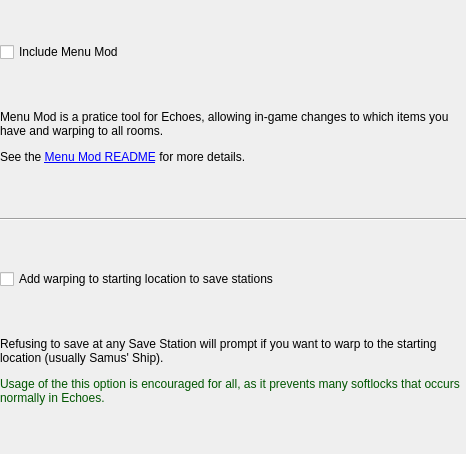
The window that randovania/gui/ui_files/preset_echoes_patches.ui (randovania/randovania) describes before a commit, drawn with Qt 5.
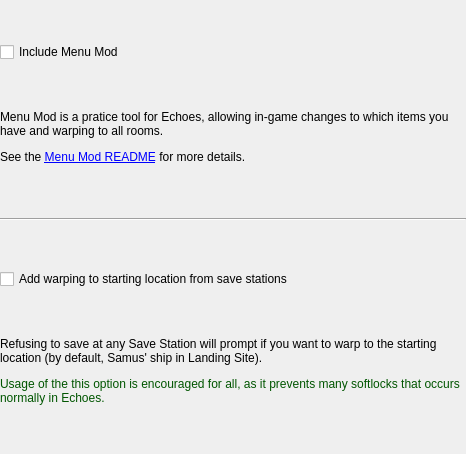
The same window after the commit.

Commit message: Add warp to start for Prime 1

What changed in the file:
```diff
--- a/randovania/gui/ui_files/preset_echoes_patches.ui
+++ b/randovania/gui/ui_files/preset_echoes_patches.ui
@@ -81,7 +81,7 @@
     <item>
      <widget class="QCheckBox" name="warp_to_start_check">
       <property name="text">
-       <string>Add warping to starting location to save stations</string>
+       <string>Add warping to starting location from save stations</string>
       </property>
      </widget>
     </item>
@@ -100,7 +100,7 @@
        </size>
       </property>
       <property name="text">
-       <string>&lt;html&gt;&lt;head/&gt;&lt;body&gt;&lt;p&gt;Refusing to save at any Save Station will prompt if you want to warp to the starting location (usually Samus' Ship).&lt;/p&gt;&lt;p&gt;&lt;span style=&quot; color:#005500;&quot;&gt;Usage of the this option is encouraged for all, as it prevents many softlocks that occurs normally in Echoes.&lt;/span&gt;&lt;/p&gt;&lt;/body&gt;&lt;/html&gt;</string>
+       <string>&lt;html&gt;&lt;head/&gt;&lt;body&gt;&lt;p&gt;Refusing to save at any Save Station will prompt if you want to warp to the starting location (by default, Samus' ship in Landing Site).&lt;/p&gt;&lt;p&gt;&lt;span style=&quot; color:#005500;&quot;&gt;Usage of the this option is encouraged for all, as it prevents many softlocks that occurs normally in Echoes.&lt;/span&gt;&lt;/p&gt;&lt;/body&gt;&lt;/html&gt;</string>
       </property>
       <property name="alignment">
        <set>Qt::AlignLeading|Qt::AlignLeft|Qt::AlignTop</set>
```
The commit also changes 13 other files.
